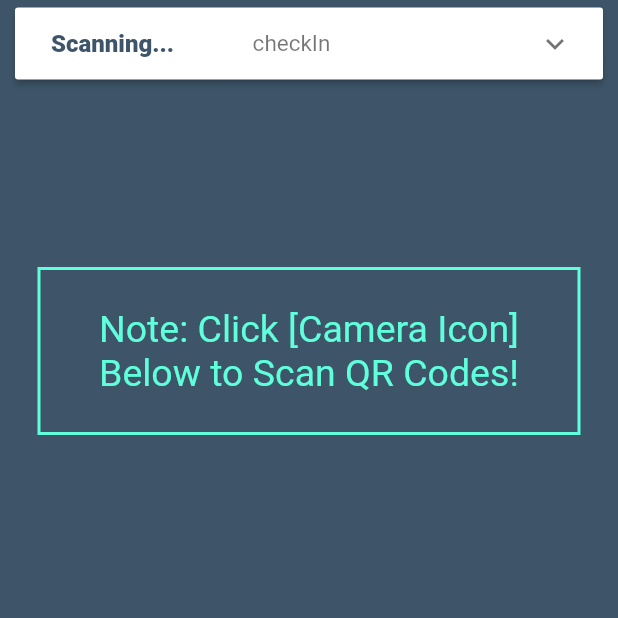
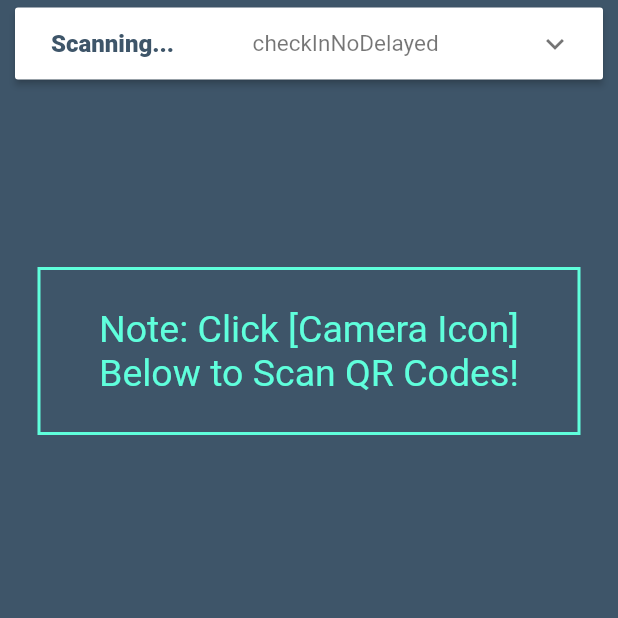
Before and after one commit to HackRU/OneAppFlutter, a Flutter app: the QRScanner2 screen opened directly, after a tap on "Scan", on a phone screen of 412 x 824 dp, the top half of it. Run offline on Flutter 3.47's test engine with Material 2 defaults, Android fonts, the light colour scheme and no system bars; our stand-ins replace bloc, flutter_linkify, font_awesome_flutter, hidden_drawer_menu, qr_flutter; missing offline and left inert: flip_panel, groovin_material_icons, pinch_zoom_image, qrcode_reader; accounts and stored records are empty.

Commit message:
handle network error during scan, add checkin no delayed entry event, ask the user weather or not to reprint, move svae/cancel to top to prevent being hidden

```diff
--- a/lib/screens/scanner2.dart
+++ b/lib/screens/scanner2.dart
@@ -19,12 +19,12 @@ import 'package:HackRU/models.dart';
 // button without scanning anything. This is set to false when the scanner returns
 // null to signify that we shouldn't show a progress indicator popup.
 var popup = true;
-
+const NOT_SCANNED = "NOT SCANNED";
 const instructions = 'Note: Click [Camera Icon] Below to Scan QR Codes!';
 
 @visibleForTesting
 enum Location {
-  checkIn, lunch1, dinner, tShirt, midnightMeal, midnightSurprise, breakfast, lunch2
+  checkIn, checkInNoDelayed, lunch1, dinner, tShirt, midnightMeal, midnightSurprise, breakfast, lunch2
 }
 
 typedef DemoItemBodyBuilder<T> = Widget Function(DemoItem<T> item);
@@ -112,24 +112,10 @@ class CollapsibleBody extends StatelessWidget {
 
     return Column(
         children: <Widget>[
-          Container(
-              margin: const EdgeInsets.only(
-                  left: 24.0,
-                  right: 24.0,
-                  bottom: 24.0
-              ) - margin,
-              child: Center(
-                  child: DefaultTextStyle(
-                      style: textTheme.caption.copyWith(fontSize: 15.0),
-                      child: child
-                  )
-              )
-          ),
           const Divider(height: 1.0),
           Container(
-              padding: const EdgeInsets.symmetric(vertical: 5.0),
               child: Row(
-                  mainAxisAlignment: MainAxisAlignment.end,
+                  mainAxisAlignment: MainAxisAlignment.center,
                   children: <Widget>[
                     Container(
                         margin: const EdgeInsets.only(right: 8.0),
@@ -147,7 +133,21 @@ class CollapsibleBody extends StatelessWidget {
                     )
                   ]
               )
+          ),
+          const Divider(height: 1.0),
+          Container(
+              margin: const EdgeInsets.only(
+                  left: 24.0,
+                  right: 24.0,
+                  bottom: 24.0
+              ) - margin,
+              child: Center(
+                  child: DefaultTextStyle(
+                      style: textTheme.caption.copyWith(fontSize: 15.0),
+                      child: child
                   )
+              )
+          ),
         ]
     );
   }
@@ -207,7 +207,7 @@ class _QRScanner2State extends State<QRScanner2> {
     super.initState();
     _message = Future<String>.sync(()=>instructions);
     _demoItems = <DemoItem<dynamic>>[
-      DemoItem<Location>(name: 'Scanning...', value: Location.checkIn, hint: 'Select Event',
+      DemoItem<Location>(name: 'Scanning...', value: Location.checkInNoDelayed, hint: 'Select Event',
           valueToString: (Location location) => location.toString().split('.')[1],
           builder: (DemoItem<Location> item) {
             void close() { setState(() { item.isExpanded = false;});}
@@ -224,6 +224,7 @@ class _QRScanner2State extends State<QRScanner2> {
                               return Column(
                                   mainAxisSize: MainAxisSize.min, crossAxisAlignment: CrossAxisAlignment.start,
                                   children: <Widget>[
+                                    RadioListTile<Location>(value: Location.checkInNoDelayed, title: const Text('Check-In (Warn if Delayed Entry)'), groupValue: field.value, onChanged: field.didChange, activeColor: pink_dark,),
                                     RadioListTile<Location>(value: Location.checkIn, title: const Text('Check-In'), groupValue: field.value, onChanged: field.didChange, activeColor: pink_dark,),
                                     RadioListTile<Location>(value: Location.lunch1, title: const Text('Lunch-1'), groupValue: field.value, onChanged: field.didChange, activeColor: pink_dark,),
                                     RadioListTile<Location>(value: Location.dinner, title: const Text('Dinner'), groupValue: field.value, onChanged: field.didChange, activeColor: pink_dark,),
@@ -362,7 +363,9 @@ class _QRScanner2State extends State<QRScanner2> {
             Navigator.pop(context);
             // Now wew can pop the loading indicator.
             Navigator.pop(context);
+            if (message != NOT_SCANNED) {
               _scanDialog(message);
+            }
           } else {
             // I'm (Sean) pretty sure that the scanner creates an extraneous
             // item on the Navigator stack. We need to pop it before we continue.
@@ -389,6 +392,25 @@ class _QRScanner2State extends State<QRScanner2> {
           );
     },)){}
   }
+  Future<bool> _scanDialogWarning(String body) async {
+    return showDialog(
+        context: context,
+        builder: (BuildContext context, {barrierDismissible: false}){
+          return new AlertDialog(backgroundColor: bluegrey_dark,
+            title: Text(body, style: TextStyle(fontSize: 30, color: pink_light), textAlign:  TextAlign.center),
+            actions: <Widget>[
+              FlatButton(child: Text('OK', style: TextStyle(fontSize: 20, color: white), textAlign:  TextAlign.center),
+                onPressed: () async {
+                  Navigator.pop(context, true);
+              }),
+              FlatButton(child: Text('CANCEL', style: TextStyle(fontSize: 20, color: white), textAlign:  TextAlign.center),
+                onPressed: (){
+                  Navigator.pop(context, false);
+                }),
+            ],
+          );
+    },);
+  }
 
   Future<String> _lcsHandle(String email) async {
     String result;
@@ -397,18 +419,40 @@ class _QRScanner2State extends State<QRScanner2> {
     try {
       if(email != null) {
         user = await getUser(QRScanner2.cred, email);
+        print("scanned user");
+        print(user);
         if (!user.dayOf.containsKey(QRScanner2.event) ||
             user.dayOf[QRScanner2.event] == false) {
-          updateUserDayOf(QRScanner2.cred, user, QRScanner2.event);
           print(user);
           result = "SCANNED!";
+
+          if (QRScanner2.event == "checkInNoDelayed") {
+            if (user.isDelayedEntry()
+              && !await _scanDialogWarning("HACKER IS DELAYED ENTRY! SCAN ANYWAY?")) {
+              return NOT_SCANNED;
+            } else {
+              QRScanner2.event = "checkIn";
+            }
+          }
+
+          if (QRScanner2.event == "checkIn") {
+            await printLabel(email);
+          }
+
+          updateUserDayOf(QRScanner2.cred, user, QRScanner2.event);
         } else {
           result = 'ALREADY SCANNED!';
-        }
           if (QRScanner2.event == "checkIn") {
+            if (await _scanDialogWarning("ALREADY SCANNED! RESCAN?")) {
               await printLabel(email);
               result = "SCANNED!";
+            } else {
+              return NOT_SCANNED;
             }
+          }
+        }
+
+
       } else {
         print("attempt to scan null");
       }
@@ -429,6 +473,8 @@ class _QRScanner2State extends State<QRScanner2> {
       print(e.invalidValue);
       print(e.message);
       print(e.name);
+    } on SocketException {
+      result = "NETWORK ERROR";
     } catch(e) {
       result = 'UNEXPECTED ERROR';
       print(e);
```
Lines whose indentation alone changed are shown as unchanged.
